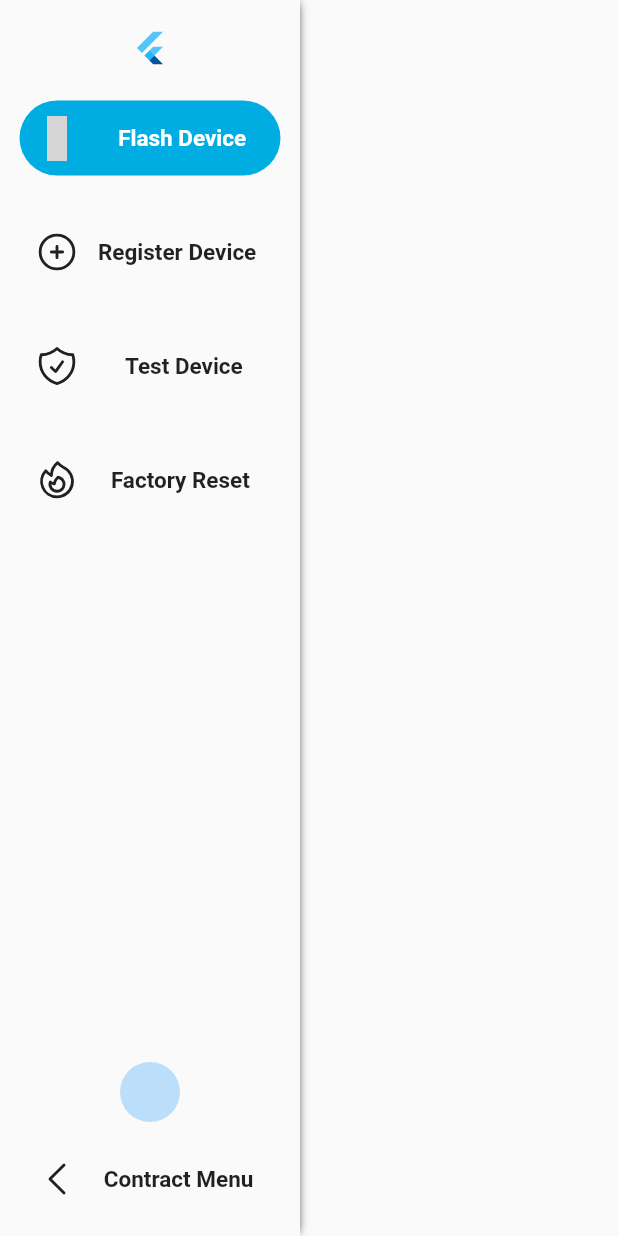
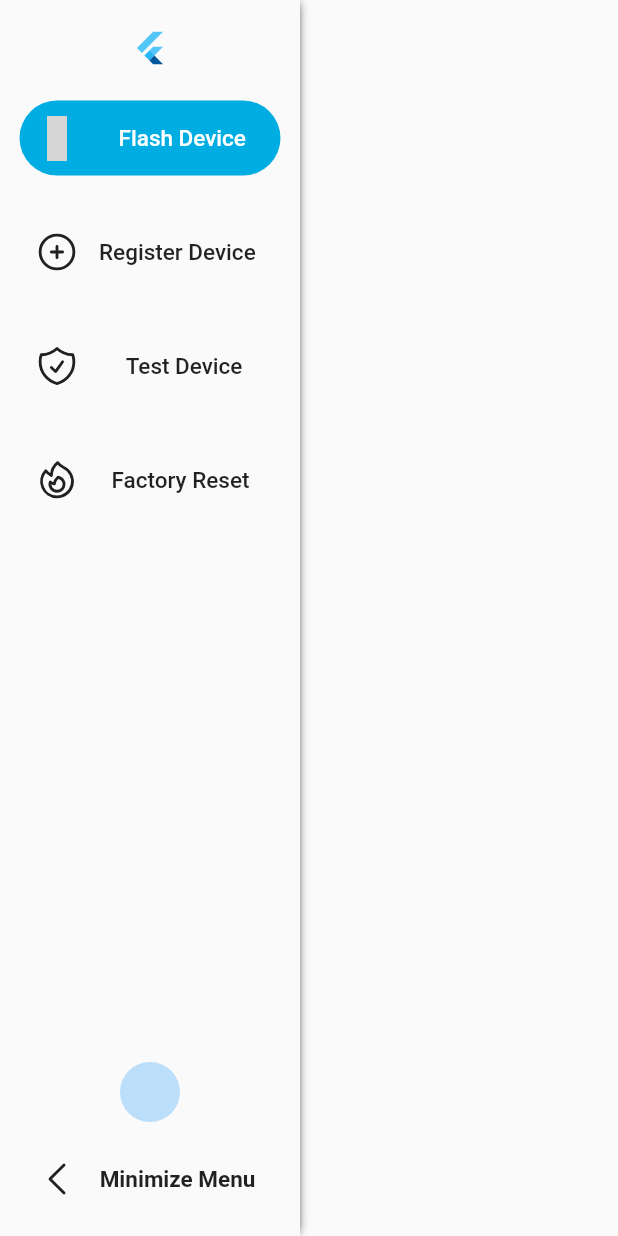
Before and after one commit to wego-technologies/gatego_unified_app, a Flutter app: the screen it shows after launch, after a tap on an icon or button, on a phone screen of 412 x 824 dp. Run offline on Flutter 3.47's test engine with Material 2 defaults, Android fonts, the phone set to English and light mode, and no system bars; our stand-ins replace google_fonts, heroicons; grey boxes are pictures that could not be loaded.

```diff
--- a/lib/components/menu.dart
+++ b/lib/components/menu.dart
@@ -29,6 +29,8 @@ class Menu extends StatelessWidget {
         color: Theme.of(context).canvasColor,
       ),
       padding: const EdgeInsets.symmetric(horizontal: 5),
+      child: Material(
+        color: Colors.transparent,
         child: Column(
           mainAxisSize: MainAxisSize.max,
           children: [
@@ -94,7 +96,8 @@ class Menu extends StatelessWidget {
                                 borderRadius: BorderRadius.circular(5000),
                               ),
                               child: Row(
-                              mainAxisAlignment: MainAxisAlignment.spaceBetween,
+                                mainAxisAlignment:
+                                    MainAxisAlignment.spaceBetween,
                                 children: [
                                   HeroIcon(
                                     item.value,
@@ -110,7 +113,7 @@ class Menu extends StatelessWidget {
                                     item.key,
                                     textAlign: TextAlign.end,
                                     style: TextStyle(
-                                    fontWeight: FontWeight.w600,
+                                      fontWeight: FontWeight.w500,
                                       fontSize: 15,
                                       color: _itemSelcted
                                           ? Colors.white
@@ -160,7 +163,7 @@ class Menu extends StatelessWidget {
                         ),
                       if (expanded)
                         Text(
-                        "Contract Menu",
+                          "Minimize Menu",
                           textAlign: TextAlign.end,
                           style: TextStyle(
                             fontWeight: FontWeight.w600,
@@ -179,6 +182,7 @@ class Menu extends StatelessWidget {
             ),
           ],
         ),
+      ),
     );
   }
 }
--- a/lib/main.dart
+++ b/lib/main.dart
@@ -1,6 +1,7 @@
 import 'package:flutter/material.dart';
 import 'package:gatego_unified_app/components/menu.dart';
 import 'package:heroicons/heroicons.dart';
+import 'package:google_fonts/google_fonts.dart';
 
 void main() {
   runApp(AppWrapper());
@@ -14,6 +15,9 @@ class AppWrapper extends StatelessWidget {
       theme: ThemeData(
         primarySwatch: Colors.blue,
         primaryColor: Color(0xFF00ADE2),
+        textTheme: GoogleFonts.robotoTextTheme(
+          Theme.of(context).textTheme,
+        ),
       ),
       home: MenuWrapper(),
     );
--- a/pubspec.yaml
+++ b/pubspec.yaml
@@ -28,6 +28,7 @@ dependencies:
   # Use with the CupertinoIcons class for iOS style icons.
   cupertino_icons: ^1.0.2
   heroicons: ^0.2.1
+  google_fonts: ^2.1.0
 
 dev_dependencies:
   flutter_test:
```
Also changed, not shown: pubspec.lock, 1 other file. Lines whose indentation alone changed are shown as unchanged.
